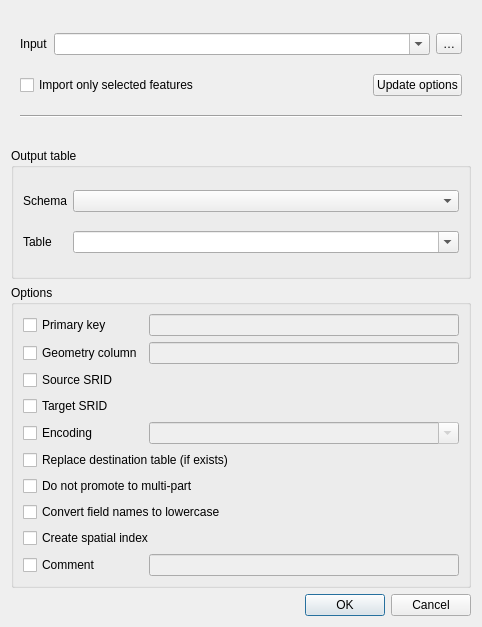
Qt form python/plugins/db_manager/ui/DlgImportVector.ui (qgis/QGIS) before a commit.
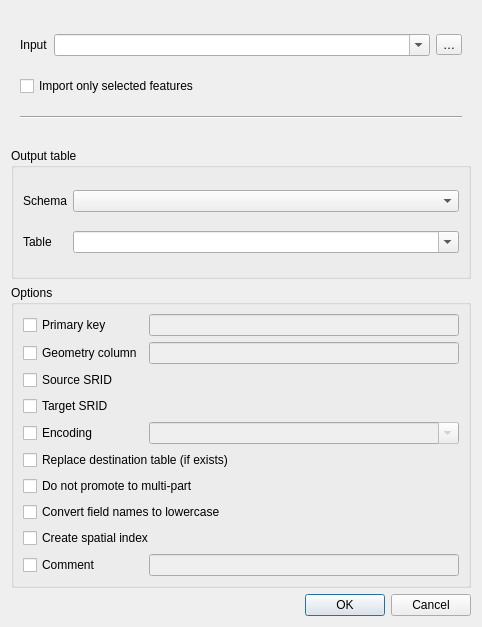
The same form after that commit. Custom widgets are drawn as their Qt base class.

Commit message:
Remove "Update options" button
It's hard to guess for a user what the button does.
And easy to achieve the same by changing the layer in the dropdown

What changed in the file:
```diff
--- a/python/plugins/db_manager/ui/DlgImportVector.ui
+++ b/python/plugins/db_manager/ui/DlgImportVector.ui
@@ -82,13 +82,6 @@
           </property>
          </spacer>
         </item>
-        <item>
-         <widget class="QPushButton" name="btnUpdateInputLayer">
-          <property name="text">
-           <string>Update options</string>
-          </property>
-         </widget>
-        </item>
        </layout>
       </item>
      </layout>
```
Left out of the diff: 1 changed line with no effect on the pictures. The commit also changes 1 other file.
